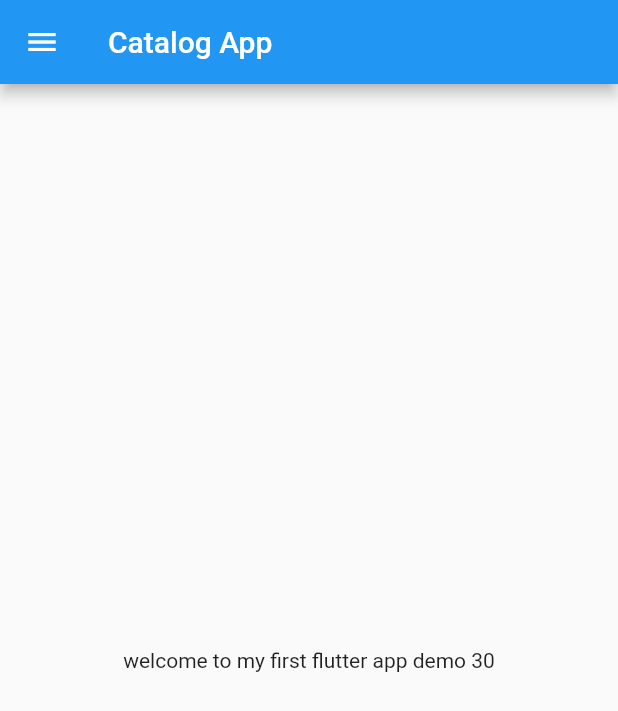
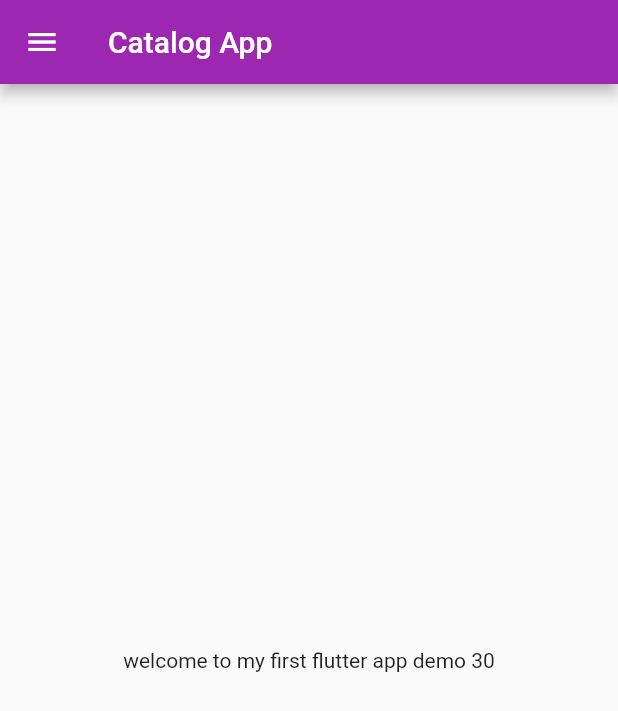
Before and after one commit to AshaJakhar/flutter_in, a Flutter app: the screen it shows after launch, on a phone screen of 412 x 824 dp. Shown: the top 711 px of the screen. Run offline on Flutter 3.47's test engine with Material 2 defaults, Android fonts, the phone set to English and light mode, and no system bars.

Commit message:
day3 completed

```diff
--- a/lib/main.dart
+++ b/lib/main.dart
@@ -1,6 +1,7 @@
 import 'package:flutter/material.dart';
+import 'package:flutter_catalog/pages/login_page.dart';
 
-import 'home_page.dart';
+import 'pages/home_page.dart';
 
 void main() {
   runApp(MyApp());
@@ -9,9 +10,19 @@ void main() {
 class MyApp extends StatelessWidget {
   @override
   Widget build(BuildContext context) {
-   return MaterialApp(
-      home:Homepage(),
+    return MaterialApp(
 
-    );
+        themeMode: ThemeMode.light,
+        theme: ThemeData(primarySwatch: Colors.purple),
+        darkTheme: ThemeData(
+          brightness: Brightness.dark,
+        ),
+        initialRoute: "/home",
+        routes: {
+          "/": (context) => Loginpage(),
+          "/login": (context) => Loginpage(),
+          "/home": (context) => Homepage()
+          },
+          );
   }
 }
```
Also changed, not shown: lib/pages/login_page.dart (added, +19 -0 lines), lib/pages/home_page.dart (renamed from lib/home_page.dart).
